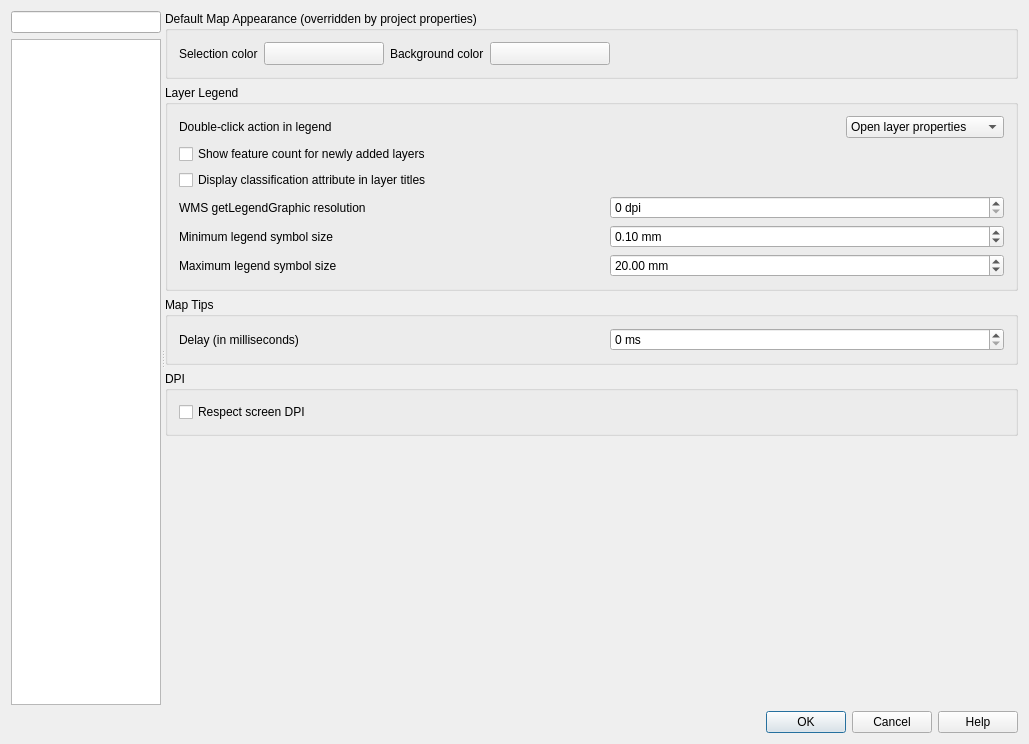
Above: src/ui/qgsoptionsbase.ui from andreassteffens/QGIS before the change. Below: the same form after it.
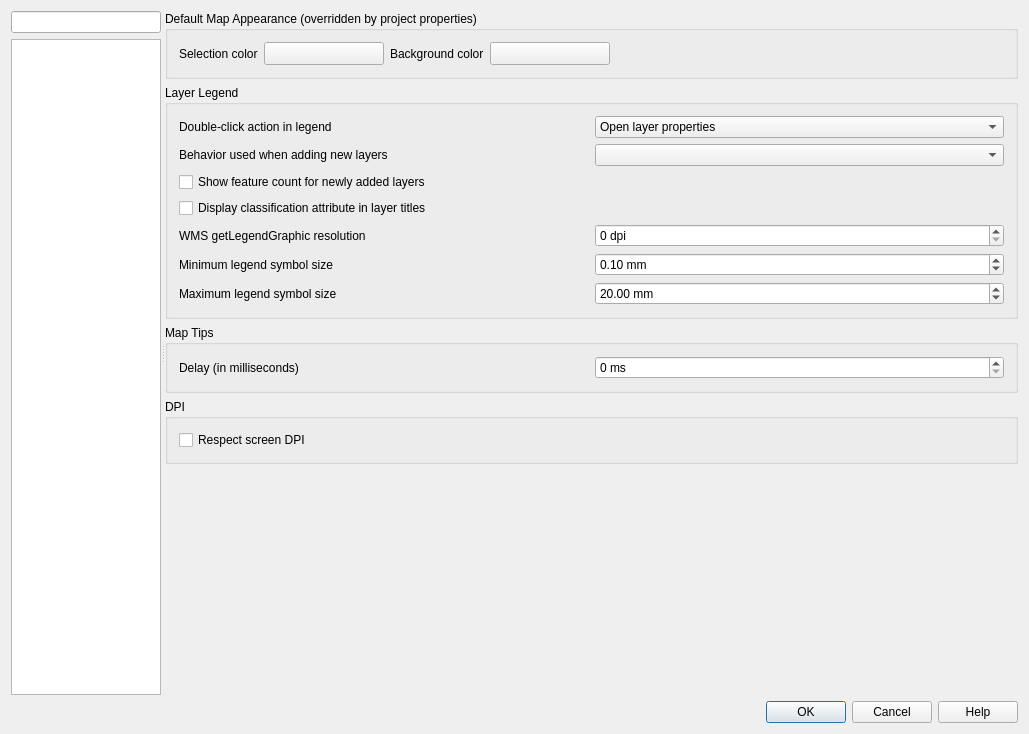
That is the form after the change. The open tabs and pages were chosen to show the change. Icons and pictures are not drawn. Custom widgets are drawn as their Qt base class.

The edit to the form file:
```diff
--- a/src/ui/qgsoptionsbase.ui
+++ b/src/ui/qgsoptionsbase.ui
@@ -7,7 +7,7 @@
     <x>0</x>
     <y>0</y>
     <width>1029</width>
-    <height>744</height>
+    <height>734</height>
    </rect>
   </property>
   <property name="minimumSize">
@@ -2426,8 +2426,8 @@
                <rect>
                 <x>0</x>
                 <y>0</y>
-                <width>523</width>
-                <height>435</height>
+                <width>508</width>
+                <height>482</height>
                </rect>
               </property>
               <layout class="QVBoxLayout" name="verticalLayout_25">
@@ -2552,30 +2552,15 @@
                  <property name="title">
                   <string>Layer Legend</string>
                  </property>
-                 <layout class="QVBoxLayout" name="verticalLayout_21">
-                  <item>
-                   <layout class="QHBoxLayout" name="horizontalLayout_8">
-                    <item>
+                 <layout class="QGridLayout" name="gridLayout_35">
+                  <item row="0" column="0">
                      <widget class="QLabel" name="label_15">
                       <property name="text">
                        <string>Double-click action in legend</string>
                       </property>
                      </widget>
                     </item>
-                    <item>
-                     <spacer name="horizontalSpacer_6">
-                      <property name="orientation">
-                       <enum>Qt::Horizontal</enum>
-                      </property>
-                      <property name="sizeHint" stdset="0">
-                       <size>
-                        <width>40</width>
-                        <height>20</height>
-                       </size>
-                      </property>
-                     </spacer>
-                    </item>
-                    <item>
+                  <item row="0" column="1">
                      <widget class="QComboBox" name="cmbLegendDoubleClickAction">
                       <item>
                        <property name="text">
@@ -2594,48 +2579,38 @@
                       </item>
                      </widget>
                     </item>
-                   </layout>
+                  <item row="1" column="0">
+                   <widget class="QLabel" name="mLayerTreeInsertionMethodLabel">
+                    <property name="text">
+                     <string>Behavior used when adding new layers</string>
+                    </property>
+                   </widget>
                   </item>
-                  <item>
+                  <item row="1" column="1">
+                   <widget class="QComboBox" name="mLayerTreeInsertionMethod"/>
+                  </item>
+                  <item row="2" column="0" colspan="2">
                    <widget class="QCheckBox" name="mShowFeatureCountByDefaultCheckBox">
                     <property name="text">
                      <string>Show feature count for newly added layers</string>
                     </property>
                    </widget>
                   </item>
-                  <item>
+                  <item row="3" column="0" colspan="2">
                    <widget class="QCheckBox" name="cbxLegendClassifiers">
                     <property name="text">
                      <string>Display classification attribute in layer titles</string>
                     </property>
                    </widget>
                   </item>
-                  <item>
-                   <layout class="QHBoxLayout" name="horizontalLayout_34">
-                    <item>
+                  <item row="4" column="0">
                      <widget class="QLabel" name="label_58">
                       <property name="text">
                        <string>WMS getLegendGraphic resolution</string>
                       </property>
                      </widget>
                     </item>
-                    <item>
-                     <spacer name="horizontalSpacer_48">
-                      <property name="orientation">
-                       <enum>Qt::Horizontal</enum>
-                      </property>
-                      <property name="sizeType">
-                       <enum>QSizePolicy::Preferred</enum>
-                      </property>
-                      <property name="sizeHint" stdset="0">
-                       <size>
-                        <width>30</width>
-                        <height>20</height>
-                       </size>
-                      </property>
-                     </spacer>
-                    </item>
-                    <item>
+                  <item row="4" column="1">
                      <widget class="QgsSpinBox" name="mLegendGraphicResolutionSpinBox">
                       <property name="toolTip">
                        <string extracomment="MAP_RESOLUTION or DPI value overloading getMap default value (set 0 to use default)"/>
@@ -2654,34 +2629,14 @@
                       </property>
                      </widget>
                     </item>
-                   </layout>
-                  </item>
-                  <item>
-                   <layout class="QHBoxLayout" name="horizontalLayout_41">
-                    <item>
+                  <item row="5" column="0">
                      <widget class="QLabel" name="labelLegendSymbolMinimumSize">
                       <property name="text">
                        <string>Minimum legend symbol size</string>
                       </property>
                      </widget>
                     </item>
-                    <item>
-                     <spacer name="horizontalSpacer_49">
-                      <property name="orientation">
-                       <enum>Qt::Horizontal</enum>
-                      </property>
-                      <property name="sizeType">
-                       <enum>QSizePolicy::Preferred</enum>
-                      </property>
-                      <property name="sizeHint" stdset="0">
-                       <size>
-                        <width>30</width>
-                        <height>20</height>
-                       </size>
-                      </property>
-                     </spacer>
-                    </item>
-                    <item>
+                  <item row="5" column="1">
                      <widget class="QgsDoubleSpinBox" name="mLegendSymbolMinimumSizeSpinBox">
                       <property name="sizePolicy">
                        <sizepolicy hsizetype="Preferred" vsizetype="Fixed">
@@ -2712,34 +2667,14 @@
                       </property>
                      </widget>
                     </item>
-                   </layout>
-                  </item>
-                  <item>
-                   <layout class="QHBoxLayout" name="horizontalLayout_43">
-                    <item>
+                  <item row="6" column="0">
                      <widget class="QLabel" name="labelLegendSymbolMaximumSize">
                       <property name="text">
                        <string>Maximum legend symbol size</string>
                       </property>
                      </widget>
                     </item>
-                    <item>
-                     <spacer name="horizontalSpacer_50">
-                      <property name="orientation">
-                       <enum>Qt::Horizontal</enum>
-                      </property>
-                      <property name="sizeType">
-                       <enum>QSizePolicy::Preferred</enum>
-                      </property>
-                      <property name="sizeHint" stdset="0">
-                       <size>
-                        <width>30</width>
-                        <height>20</height>
-                       </size>
-                      </property>
-                     </spacer>
-                    </item>
-                    <item>
+                  <item row="6" column="1">
                      <widget class="QgsDoubleSpinBox" name="mLegendSymbolMaximumSizeSpinBox">
                       <property name="sizePolicy">
                        <sizepolicy hsizetype="Preferred" vsizetype="Fixed">
@@ -2771,8 +2706,6 @@
                      </widget>
                     </item>
                    </layout>
-                  </item>
-                 </layout>
                 </widget>
                </item>
                <item>
@@ -2780,37 +2713,15 @@
                  <property name="title">
                   <string>Map Tips</string>
                  </property>
-                 <layout class="QHBoxLayout" name="horizontalLayout_42">
-                  <item>
+                 <layout class="QGridLayout" name="gridLayout_40">
+                  <item row="0" column="0">
                    <widget class="QLabel" name="textLabel1_16">
-                    <property name="sizePolicy">
-                     <sizepolicy hsizetype="Preferred" vsizetype="Preferred">
-                      <horstretch>0</horstretch>
-                      <verstretch>0</verstretch>
-                     </sizepolicy>
-                    </property>
                     <property name="text">
                      <string>Delay (in milliseconds)</string>
                     </property>
                    </widget>
                   </item>
-                  <item>
-                   <spacer name="horizontalSpacer_39">
-                    <property name="orientation">
-                     <enum>Qt::Horizontal</enum>
-                    </property>
-                    <property name="sizeType">
-                     <enum>QSizePolicy::Preferred</enum>
-                    </property>
-                    <property name="sizeHint" stdset="0">
-                     <size>
-                      <width>30</width>
-                      <height>20</height>
-                     </size>
-                    </property>
-                   </spacer>
-                  </item>
-                  <item>
+                  <item row="0" column="1">
                    <widget class="QgsSpinBox" name="mMapTipsDelaySpinBox">
                     <property name="toolTip">
                      <string extracomment="MAP_RESOLUTION or DPI value overloading getMap default value (set 0 to use default)"/>
```
Left out of the diff: 303 changed lines with no effect on the pictures. Lines whose indentation alone changed are shown as unchanged.
